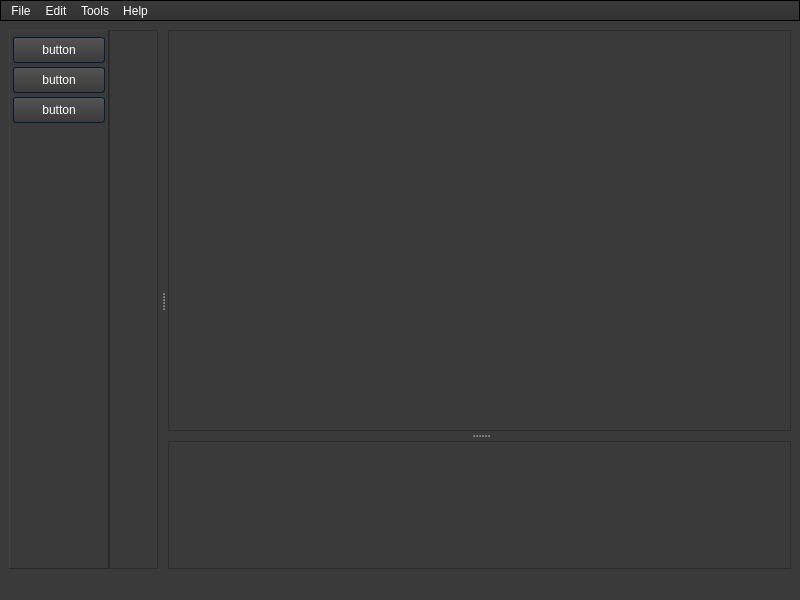
Before: the Qt Designer form forms/mainwindow.ui in WTS012201/Text-Extraction-Tool, drawn with Qt 5.
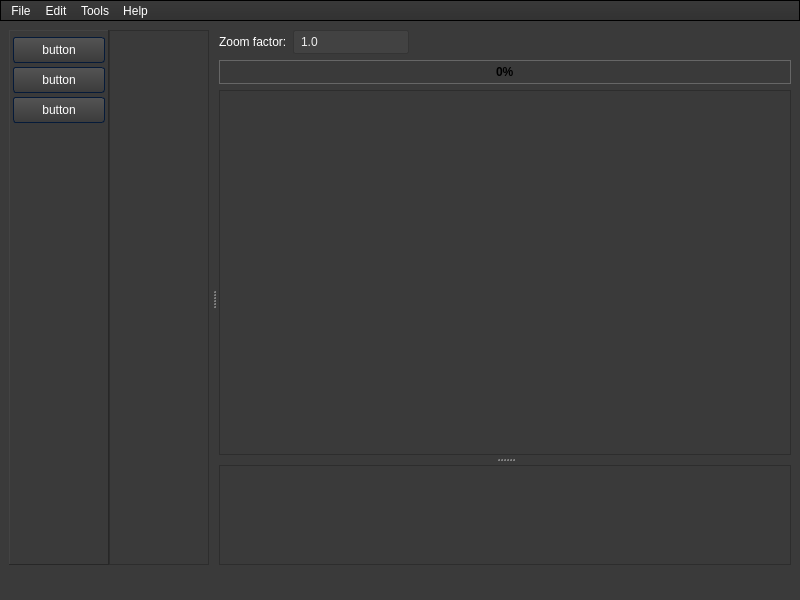
After: the same form once the commit is applied. Icons and pictures are not drawn.

Patch:
```diff
--- a/forms/mainwindow.ui
+++ b/forms/mainwindow.ui
@@ -986,6 +986,9 @@
       <property name="spacing">
        <number>0</number>
       </property>
+      <property name="bottomMargin">
+       <number>4</number>
+      </property>
       <item>
        <widget class="QFrame" name="SideBar">
         <property name="sizePolicy">
@@ -1009,7 +1012,7 @@
         <property name="frameShadow">
          <enum>QFrame::Raised</enum>
         </property>
-        <layout class="QVBoxLayout" name="verticalLayout_3">
+        <layout class="QVBoxLayout" name="verticalLayout_3" stretch="0">
          <property name="spacing">
           <number>4</number>
          </property>
@@ -1097,7 +1100,7 @@
        </widget>
       </item>
       <item>
-       <layout class="QHBoxLayout" name="MainContent">
+       <layout class="QHBoxLayout" name="MainContent" stretch="0">
         <item>
          <widget class="QSplitter" name="splitter_4">
           <property name="orientation">
@@ -1107,9 +1110,15 @@
            <number>10</number>
           </property>
           <widget class="QFrame" name="ImageContent">
-           <property name="maximumSize">
+           <property name="minimumSize">
             <size>
              <width>100</width>
+             <height>0</height>
+            </size>
+           </property>
+           <property name="maximumSize">
+            <size>
+             <width>16777215</width>
              <height>16777215</height>
             </size>
            </property>
@@ -1123,6 +1132,9 @@
           </widget>
           <widget class="QWidget" name="widget_3" native="true">
            <layout class="QVBoxLayout" name="verticalLayout_20">
+            <property name="bottomMargin">
+             <number>0</number>
+            </property>
             <item>
              <layout class="QVBoxLayout" name="ImageScrollLayout">
               <item>
@@ -1143,12 +1155,73 @@
                   </property>
                   <widget class="QWidget" name="Edit_2" native="true">
                    <property name="sizePolicy">
-                    <sizepolicy hsizetype="Preferred" vsizetype="Preferred">
+                    <sizepolicy hsizetype="Preferred" vsizetype="Minimum">
                      <horstretch>0</horstretch>
                      <verstretch>8</verstretch>
                     </sizepolicy>
                    </property>
                    <layout class="QVBoxLayout" name="verticalLayout_2">
+                    <item>
+                     <layout class="QHBoxLayout" name="horizontalLayout">
+                      <item>
+                       <widget class="QLabel" name="label">
+                        <property name="text">
+                         <string>Zoom factor:</string>
+                        </property>
+                       </widget>
+                      </item>
+                      <item>
+                       <widget class="QLineEdit" name="zoomFactor">
+                        <property name="sizePolicy">
+                         <sizepolicy hsizetype="Minimum" vsizetype="Minimum">
+                          <horstretch>0</horstretch>
+                          <verstretch>0</verstretch>
+                         </sizepolicy>
+                        </property>
+                        <property name="autoFillBackground">
+                         <bool>false</bool>
+                        </property>
+                        <property name="styleSheet">
+                         <string notr="true">.QLineEdit{
+	background: rgba(255, 255, 255, 10)
+}</string>
+                        </property>
+                        <property name="text">
+                         <string>1.0</string>
+                        </property>
+                       </widget>
+                      </item>
+                      <item>
+                       <spacer name="horizontalSpacer">
+                        <property name="orientation">
+                         <enum>Qt::Horizontal</enum>
+                        </property>
+                        <property name="sizeHint" stdset="0">
+                         <size>
+                          <width>40</width>
+                          <height>20</height>
+                         </size>
+                        </property>
+                       </spacer>
+                      </item>
+                     </layout>
+                    </item>
+                    <item>
+                     <widget class="QProgressBar" name="progressBar">
+                      <property name="maximum">
+                       <number>100</number>
+                      </property>
+                      <property name="value">
+                       <number>0</number>
+                      </property>
+                      <property name="invertedAppearance">
+                       <bool>false</bool>
+                      </property>
+                      <property name="format">
+                       <string>%p%</string>
+                      </property>
+                     </widget>
+                    </item>
                     <item>
                      <widget class="QScrollArea" name="scrollArea">
                       <property name="widgetResizable">
@@ -1159,8 +1232,8 @@
                         <rect>
                          <x>0</x>
                          <y>0</y>
-                         <width>584</width>
-                         <height>370</height>
+                         <width>526</width>
+                         <height>318</height>
                         </rect>
                        </property>
                        <layout class="QVBoxLayout" name="verticalLayout_5">
@@ -1189,6 +1262,12 @@
                      <verstretch>1</verstretch>
                     </sizepolicy>
                    </property>
+                   <property name="minimumSize">
+                    <size>
+                     <width>0</width>
+                     <height>100</height>
+                    </size>
+                   </property>
                    <property name="maximumSize">
                     <size>
                      <width>16777215</width>
@@ -1196,6 +1275,9 @@
                     </size>
                    </property>
                    <layout class="QVBoxLayout" name="verticalLayout">
+                    <property name="bottomMargin">
+                     <number>0</number>
+                    </property>
                     <item>
                      <widget class="QTextEdit" name="textEdit">
                       <property name="sizePolicy">
@@ -1204,6 +1286,12 @@
                         <verstretch>0</verstretch>
                        </sizepolicy>
                       </property>
+                      <property name="minimumSize">
+                       <size>
+                        <width>0</width>
+                        <height>0</height>
+                       </size>
+                      </property>
                       <property name="baseSize">
                        <size>
                         <width>0</width>
```
Left out of the diff: 6 changed lines with no effect on the pictures.
